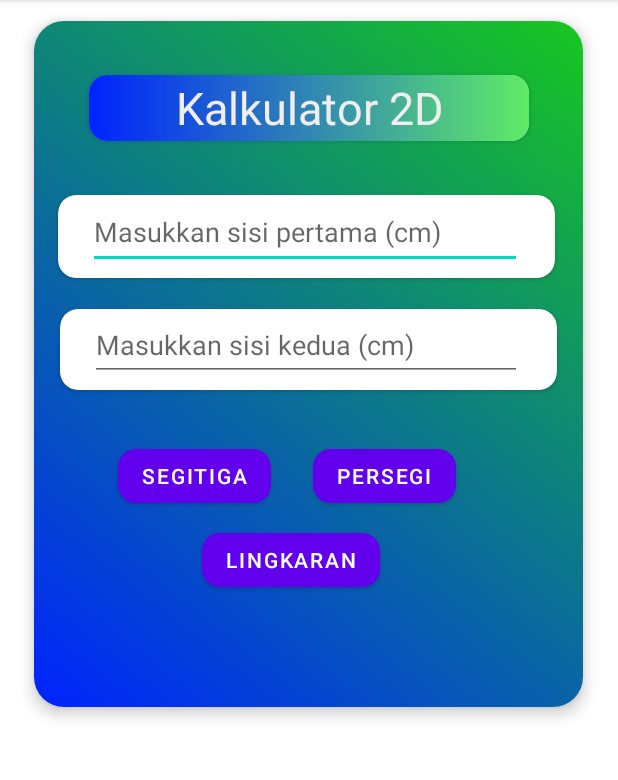
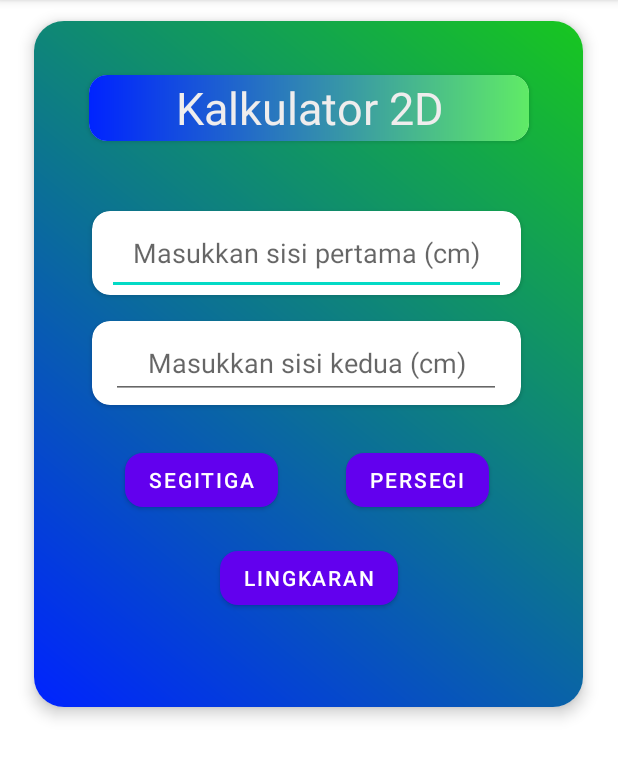
Before and after one commit to naufalHaidar12342/kalkulator-bidang-datar, an Android app: the screen it shows after launch (MainActivity), on a phone screen of 412 x 824 dp, the part 84-864 px from its top. Run offline under Robolectric (Android 15) with nearby library versions, the phone set to English and light mode, and no system bars.

Commit message:
berhasil menyambungkan activity utama dan activity 2, yehaaa!

```diff
--- a/app/src/main/java/com/example/kalkulatorbangundatar/MainActivity.java
+++ b/app/src/main/java/com/example/kalkulatorbangundatar/MainActivity.java
@@ -5,26 +5,39 @@ import androidx.appcompat.app.AppCompatActivity;
 import android.content.Intent;
 import android.os.Bundle;
 import android.view.View;
+import android.widget.Button;
 import android.widget.EditText;
 import android.widget.TextView;
 
 public class MainActivity extends AppCompatActivity {
     EditText inputSisi1,inputSisi2;
     TextView namaBidangDatar;
-
+    Button triangleBtn,persegiBtn,lingkaranBtn;
     @Override
     protected void onCreate(Bundle savedInstanceState) {
         super.onCreate(savedInstanceState);
         setContentView(R.layout.activity_main);
-    }
-
-    public void segitiga(View view){
-        /*Segitiga siku-siku*/
 
         //menyambungkan id komponen pada xml dengan logic di java
         inputSisi1=findViewById(R.id.inputSisi1);
         inputSisi2=findViewById(R.id.inputSisi2);
-        namaBidangDatar=findViewById(R.id.namaBidang);
+        triangleBtn=findViewById(R.id.buttonSegitiga);
+        persegiBtn=findViewById(R.id.buttonPersegi);
+        lingkaranBtn=findViewById(R.id.buttonLingkaran);
+
+
+        //ketika klik tombol segitiga, memanggil fungsi segitiga()
+        //dengan setOnClickListener bawaan class Button
+        triangleBtn.setOnClickListener(new View.OnClickListener() {
+            @Override
+            public void onClick(View v) {
+                segitiga();
+            }
+        });
+    }
+
+    public void segitiga(){
+        /*Segitiga siku-siku*/
 
         //rumus
         String rumusLuas =" Luas segitiga = (1/2) x alas x tinggi";
@@ -57,9 +70,12 @@ public class MainActivity extends AppCompatActivity {
         //
         Intent intent=new Intent(MainActivity.this,HasilHitung.class);
         intent.putExtra("nama_bidang","Segitiga");
-        intent.putExtra("hasil_luas",luas);
-        intent.putExtra("hasil_keliling",keliling);
+        intent.putExtra("hasil_luas", luas +" cm^2");
+        intent.putExtra("hasil_keliling", keliling +" cm");
+        startActivity(intent);
 
+        inputSisi1.setText("");
+        inputSisi2.setText("");
 
 
 
--- a/app/src/main/res/layout/activity_main.xml
+++ b/app/src/main/res/layout/activity_main.xml
@@ -49,99 +49,96 @@
             </androidx.cardview.widget.CardView>
 
             <androidx.cardview.widget.CardView
-                android:id="@+id/sisi1Card"
-                android:layout_width="331dp"
-                android:layout_height="55dp"
-                android:layout_marginStart="16dp"
-                android:layout_marginTop="116dp"
-                android:layout_marginEnd="16dp"
+                android:id="@+id/cardSisi1"
+                android:layout_width="286dp"
+                android:layout_height="56dp"
                 app:cardCornerRadius="12dp"
+                app:layout_constraintBottom_toBottomOf="parent"
                 app:layout_constraintEnd_toEndOf="parent"
-                app:layout_constraintHorizontal_bias="0.0"
+                app:layout_constraintHorizontal_bias="0.486"
                 app:layout_constraintStart_toStartOf="parent"
-                app:layout_constraintTop_toTopOf="parent">
+                app:layout_constraintTop_toTopOf="parent"
+                app:layout_constraintVertical_bias="0.316">
 
                 <EditText
                     android:id="@+id/inputSisi1"
-                    android:layout_width="289dp"
+                    android:layout_width="match_parent"
                     android:layout_height="match_parent"
-                    android:layout_marginLeft="20dp"
-                    android:layout_marginRight="20dp"
-                    android:layout_marginBottom="6dp"
+                    android:layout_gravity="center"
+                    android:layout_marginLeft="10dp"
+                    android:layout_marginRight="10dp"
                     android:ems="10"
+                    android:gravity="center"
                     android:hint="@string/masukkan_sisi_pertama"
+
                     android:importantForAutofill="no"
                     android:inputType="number"
                     android:minHeight="48dp" />
-
             </androidx.cardview.widget.CardView>
 
             <androidx.cardview.widget.CardView
-                android:id="@+id/sisi2Card"
-                android:layout_width="331dp"
-                android:layout_height="54dp"
-                android:layout_marginLeft="16dp"
-                android:layout_marginTop="192dp"
-                android:layout_marginRight="16dp"
+                android:id="@+id/cardSisi2"
+                android:layout_width="286dp"
+                android:layout_height="56dp"
                 app:cardCornerRadius="12dp"
+                app:layout_constraintBottom_toBottomOf="parent"
                 app:layout_constraintEnd_toEndOf="parent"
-                app:layout_constraintHorizontal_bias="0.421"
+                app:layout_constraintHorizontal_bias="0.487"
                 app:layout_constraintStart_toStartOf="parent"
-                app:layout_constraintTop_toTopOf="parent">
+                app:layout_constraintTop_toTopOf="parent"
+                app:layout_constraintVertical_bias="0.498">
 
                 <EditText
                     android:id="@+id/inputSisi2"
-                    android:layout_width="288dp"
-                    android:layout_height="match_parent"
-                    android:layout_marginLeft="20dp"
-                    android:layout_marginRight="20dp"
-                    android:layout_marginBottom="6dp"
+                    android:layout_width="260dp"
+                    android:layout_height="wrap_content"
+                    android:layout_gravity="center"
                     android:ems="10"
+                    android:gravity="center"
                     android:hint="@string/masukkan_sisi_kedua"
                     android:importantForAutofill="no"
                     android:inputType="number"
                     android:minHeight="48dp" />
-
             </androidx.cardview.widget.CardView>
 
             <Button
                 android:id="@+id/buttonSegitiga"
                 android:layout_width="wrap_content"
                 android:layout_height="wrap_content"
-                android:text="Segitiga"
+                android:text="@string/label_Segitiga"
                 app:cornerRadius="12dp"
                 app:layout_constraintBottom_toBottomOf="parent"
                 app:layout_constraintEnd_toEndOf="parent"
-                app:layout_constraintHorizontal_bias="0.212"
+                app:layout_constraintHorizontal_bias="0.231"
                 app:layout_constraintStart_toStartOf="parent"
                 app:layout_constraintTop_toTopOf="parent"
-                app:layout_constraintVertical_bias="0.682" />
+                app:layout_constraintVertical_bias="0.689" />
 
             <Button
                 android:id="@+id/buttonLingkaran"
                 android:layout_width="wrap_content"
                 android:layout_height="wrap_content"
-                android:text="Lingkaran"
+                android:text="@string/label_Lingkaran"
                 app:cornerRadius="12dp"
                 app:layout_constraintBottom_toBottomOf="parent"
                 app:layout_constraintEnd_toEndOf="parent"
-                app:layout_constraintHorizontal_bias="0.452"
+                app:layout_constraintHorizontal_bias="0.502"
                 app:layout_constraintStart_toStartOf="parent"
                 app:layout_constraintTop_toTopOf="parent"
-                app:layout_constraintVertical_bias="0.819" />
+                app:layout_constraintVertical_bias="0.848" />
 
             <Button
                 android:id="@+id/buttonPersegi"
                 android:layout_width="wrap_content"
                 android:layout_height="wrap_content"
-                android:text="Persegi"
+                android:text="@string/label_Persegi"
                 app:cornerRadius="12dp"
                 app:layout_constraintBottom_toBottomOf="parent"
                 app:layout_constraintEnd_toEndOf="parent"
-                app:layout_constraintHorizontal_bias="0.687"
+                app:layout_constraintHorizontal_bias="0.769"
                 app:layout_constraintStart_toStartOf="parent"
                 app:layout_constraintTop_toTopOf="parent"
-                app:layout_constraintVertical_bias="0.682" />
+                app:layout_constraintVertical_bias="0.689" />
 
         </androidx.constraintlayout.widget.ConstraintLayout>
     </androidx.cardview.widget.CardView>
--- a/app/src/main/res/values/strings.xml
+++ b/app/src/main/res/values/strings.xml
@@ -4,4 +4,8 @@
     <string name="sisi_pertama">sisi_pertama</string>
     <string name="masukkan_sisi_kedua">Masukkan sisi kedua (cm)</string>
     <string name="kalkulator_2d">Kalkulator 2D</string>
+    <string name="satuan_luas">cm^2</string>
+    <string name="label_Lingkaran">Lingkaran</string>
+    <string name="label_Persegi">Persegi</string>
+    <string name="label_Segitiga">Segitiga</string>
 </resources>
```
Also changed, not shown: app/src/main/java/com/example/kalkulatorbangundatar/HasilHitung.java (+24 -0 lines), app/src/main/res/layout/activity_hasil_hitung.xml (+61 -45 lines).
